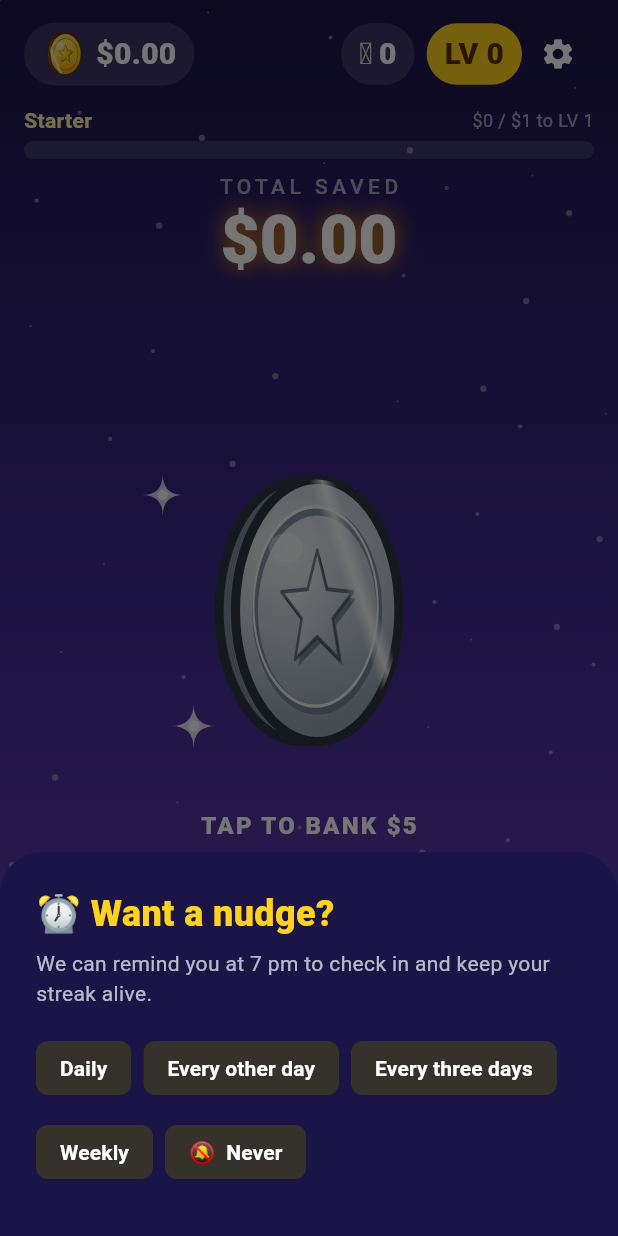
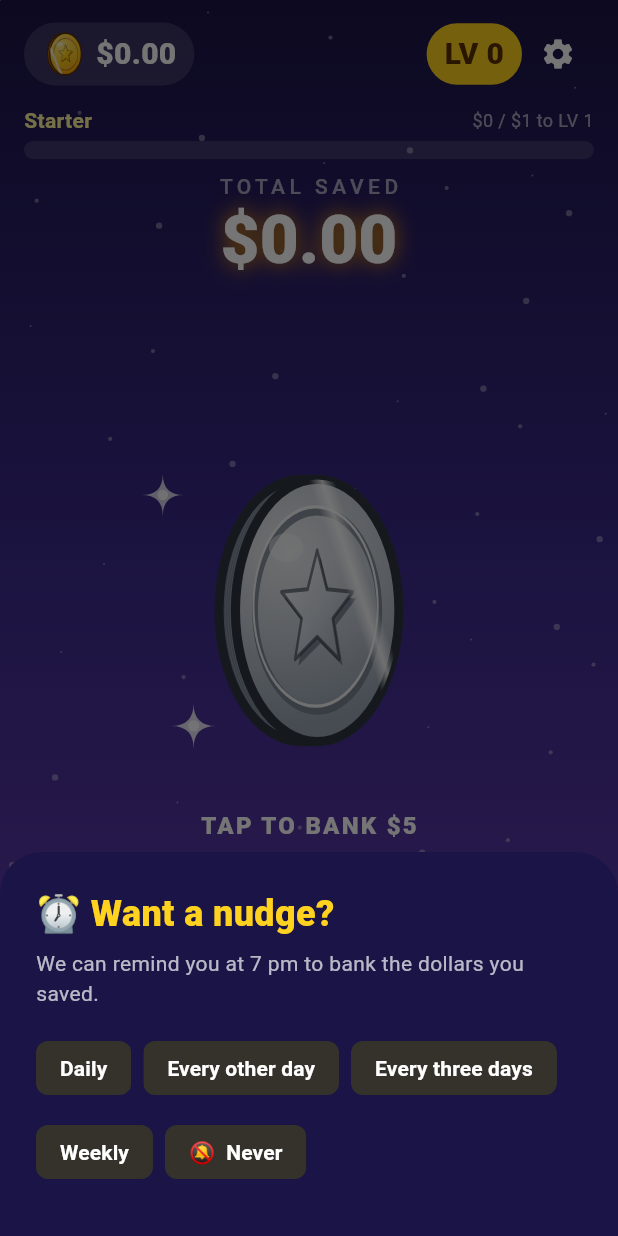
Before and after one commit to wpalace/quit-cash-mobile, a Flutter app: the _Shell screen opened directly with empty values, on a phone screen of 412 x 824 dp. Run offline on Flutter 3.47's test engine with Material 3 defaults, Android fonts, the light colour scheme and no system bars; our stand-ins replace flutter_local_notifications, flutter_timezone, shared_preferences, timezone; accounts and stored records are empty.

Commit message:
feat: remove streaks (flame pill, best streak, streak badges, streak reminder copy)
Streak badges are replaced by dollar milestones ($500 Diamond Hands,
$2,500 High Roller, $5,000 Fortune Maker); Trophies shows Level instead
of Best streak. Self-contained so it can be reverted to restore streaks.

```diff
--- a/lib/data/services/reminder_service.dart
+++ b/lib/data/services/reminder_service.dart
@@ -17,11 +17,7 @@ abstract class ReminderService {
   Future<bool> requestPermission();
 
   /// Replace all queued reminders with a new batch for [frequency].
-  Future<void> schedule(
-    ReminderFrequency frequency, {
-    required int streak,
-    required int dollars,
-  });
+  Future<void> schedule(ReminderFrequency frequency, {required int dollars});
 }
 
 /// Used on web, in tests and on unsupported platforms: stores nothing,
@@ -38,7 +34,6 @@ class NoopReminderService implements ReminderService {
   @override
   Future<void> schedule(
     ReminderFrequency frequency, {
-    required int streak,
     required int dollars,
   }) async {}
 }
@@ -143,7 +138,6 @@ class LocalNotificationReminderService implements ReminderService {
   @override
   Future<void> schedule(
     ReminderFrequency frequency, {
-    required int streak,
     required int dollars,
   }) async {
     try {
@@ -152,7 +146,7 @@ class LocalNotificationReminderService implements ReminderService {
       final times = reminderTimes(DateTime.now(), frequency);
       for (var i = 0; i < times.length; i++) {
         final t = times[i];
-        final copy = reminderCopy(i, streak: streak, dollars: dollars);
+        final copy = reminderCopy(i, dollars: dollars);
         await _plugin.zonedSchedule(
           id: 1000 + i,
           title: copy.title,
--- a/lib/domain/models/progress.dart
+++ b/lib/domain/models/progress.dart
@@ -38,6 +38,13 @@ final List<Achievement> achievements = [
     (p) => p.totalCents >= 1000,
   ),
   Achievement(
+    'twentyfive',
+    'Quarter Stack',
+    'Save \$25 in total',
+    '⭐',
+    (p) => p.totalCents >= 2500,
+  ),
+  Achievement(
     'fifty',
     'Half Century',
     'Save \$50 in total',
@@ -52,6 +59,20 @@ final List<Achievement> achievements = [
     (p) => p.totalCents >= 10000,
   ),
   Achievement(
+    'lvl5',
+    'Level 5',
+    'Reach level 5 (\$200 saved)',
+    '🏆',
+    (p) => p.level >= 5,
+  ),
+  Achievement(
+    'fivehundred',
+    'Diamond Hands',
+    'Save \$500 in total',
+    '💎',
+    (p) => p.totalCents >= 50000,
+  ),
+  Achievement(
     'k',
     'Grand Master',
     'Save \$1,000 in total',
@@ -59,84 +80,28 @@ final List<Achievement> achievements = [
     (p) => p.totalCents >= 100000,
   ),
   Achievement(
-    'streak3',
-    'On Fire',
-    'Keep a 3-day streak',
-    '🔥',
-    (p) => p.bestStreak >= 3,
+    'k2500',
+    'High Roller',
+    'Save \$2,500 in total',
+    '🚀',
+    (p) => p.totalCents >= 250000,
   ),
   Achievement(
-    'streak7',
-    'One Week Strong',
-    'Keep a 7-day streak',
-    '⚡',
-    (p) => p.bestStreak >= 7,
-  ),
-  Achievement(
-    'streak30',
-    'Unstoppable',
-    'Keep a 30-day streak',
-    '🚀',
-    (p) => p.bestStreak >= 30,
-  ),
-  Achievement(
-    'twentyfive',
-    'Quarter Stack',
-    'Save \$25 in total',
-    '⭐',
-    (p) => p.totalCents >= 2500,
-  ),
-  Achievement(
-    'lvl5',
-    'Level 5',
-    'Reach level 5 (\$200 saved)',
-    '🏆',
-    (p) => p.level >= 5,
+    'k5000',
+    'Fortune Maker',
+    'Save \$5,000 in total',
+    '🌟',
+    (p) => p.totalCents >= 500000,
   ),
 ];
 
-DateTime _day(DateTime t) => DateTime(t.year, t.month, t.day);
+class Progress {
+  const Progress._({required this.totalCents});
 
-class Progress {
-  Progress._({
-    required this.totalCents,
-    required this.currentStreak,
-    required this.bestStreak,
-  });
-
-  factory Progress.from(List<SaveEntry> entries, {DateTime? now}) {
-    final today = _day(now ?? DateTime.now());
-    var cents = 0;
-    final days = <DateTime>{};
-    for (final e in entries) {
-      days.add(_day(e.at));
-      cents += e.cents;
-    }
-    final sorted = days.toList()..sort();
-    var best = 0, run = 0;
-    DateTime? prev;
-    for (final d in sorted) {
-      run = (prev != null && d.difference(prev).inHours.round() == 24)
-          ? run + 1
-          : 1;
-      if (run > best) best = run;
-      prev = d;
-    }
-    // Current streak is alive if the last active day is today or yesterday.
-    var current = 0;
-    if (prev != null && today.difference(prev).inHours.round() <= 24) {
-      current = run;
-    }
-    return Progress._(
-      totalCents: cents,
-      currentStreak: current,
-      bestStreak: best,
-    );
-  }
+  factory Progress.from(List<SaveEntry> entries) =>
+      Progress._(totalCents: entries.fold(0, (sum, e) => sum + e.cents));
 
   final int totalCents;
-  final int currentStreak;
-  final int bestStreak;
 
   double get total => totalCents / 100.0;
 
--- a/lib/domain/models/reminder_plan.dart
+++ b/lib/domain/models/reminder_plan.dart
@@ -59,7 +59,7 @@ List<DateTime> reminderTimes(
 typedef ReminderCopy = ({String title, String body});
 
 /// On-brand rotating copy. [i] is the reminder's index in the batch.
-ReminderCopy reminderCopy(int i, {required int streak, required int dollars}) {
+ReminderCopy reminderCopy(int i, {required int dollars}) {
   final lines = <ReminderCopy>[
     dollars > 0
         ? (
@@ -70,15 +70,10 @@ ReminderCopy reminderCopy(int i, {required int streak, required int dollars}) {
             title: '💰 Your first dollar is waiting',
             body: 'Skip one craving today and bank what you saved.',
           ),
-    streak > 0
-        ? (
-            title: '🔥 $streak-day streak on the line!',
-            body: 'Bank a saving today to keep it burning.',
-          )
-        : (
-            title: '🔥 Light a new streak today',
-            body: 'Bank one saving today to start the fire.',
-          ),
+    (
+      title: '🐷 Bank today\'s savings',
+      body: 'Skipped something today? Add those dollars in QuitCash.',
+    ),
     (
       title: '✨ What did you not spend today?',
       body: 'Bank it in QuitCash. Every dollar counts.',
--- a/lib/ui/core/themes/palette.dart
+++ b/lib/ui/core/themes/palette.dart
@@ -8,7 +8,6 @@ abstract final class Palette {
   static const goldDeep = Color(0xFFF29A00);
   static const goldEdge = Color(0xFFB86A00);
   static const outline = Color(0xFF5A2E00);
-  static const flame = Color(0xFFFF6B2C);
   static const mint = Color(0xFF3DDC97);
   static const card = Color(0x22FFFFFF);
 }
--- a/lib/ui/core/view_models/savings_view_model.dart
+++ b/lib/ui/core/view_models/savings_view_model.dart
@@ -73,11 +73,7 @@ class SavingsViewModel extends ChangeNotifier {
     final f = _reminder;
     if (f == null) return;
     final p = progress;
-    await _reminders.schedule(
-      f,
-      streak: p.currentStreak,
-      dollars: p.totalCents ~/ 100,
-    );
+    await _reminders.schedule(f, dollars: p.totalCents ~/ 100);
   }
 
   bool _showFifty = false;
@@ -149,7 +145,7 @@ class SavingsViewModel extends ChangeNotifier {
   bool get isLoading => _loading;
   bool get loadError => _loadError;
   List<SaveEntry> get entries => _entries;
-  Progress get progress => Progress.from(_entries, now: _clock());
+  Progress get progress => Progress.from(_entries);
 
   Future<void> _load() async {
     _entries = _orElse('load history', await _repo.loadAll(), const []);
--- a/lib/ui/core/widgets/reminder_picker.dart
+++ b/lib/ui/core/widgets/reminder_picker.dart
@@ -80,7 +80,7 @@ Future<void> showReminderPrompt(BuildContext context) {
           ),
           const SizedBox(height: 6),
           const Text(
-            'We can remind you at 7 pm to check in and keep your streak alive.',
+            'We can remind you at 7 pm to bank the dollars you saved.',
             style: TextStyle(color: Colors.white70),
           ),
           const SizedBox(height: 16),
--- a/lib/ui/home/home_screen.dart
+++ b/lib/ui/home/home_screen.dart
@@ -308,8 +308,6 @@ class _Hud extends StatelessWidget {
                 ),
               ),
               const SizedBox(width: 8),
-              _StreakPill(streak: progress.currentStreak),
-              const SizedBox(width: 8),
               _Pill(
                 color: Palette.gold,
                 child: Text(
@@ -361,25 +359,6 @@ class _DollarCounter extends StatelessWidget {
             duration: const Duration(milliseconds: 250),
             style: _hudLabel,
           ),
-        ],
-      ),
-    );
-  }
-}
-
-class _StreakPill extends StatelessWidget {
-  const _StreakPill({required this.streak});
-  final int streak;
-
-  @override
-  Widget build(BuildContext context) {
-    return _Pill(
-      key: const Key('streak'),
-      child: Row(
-        children: [
-          Text(streak > 0 ? '🔥' : '🩶', style: const TextStyle(fontSize: 20)),
-          const SizedBox(width: 4),
-          Text('$streak', style: _hudLabel),
         ],
       ),
     );
@@ -453,7 +432,7 @@ class _LevelProgress extends StatelessWidget {
 }
 
 class _Pill extends StatelessWidget {
-  const _Pill({super.key, required this.child, this.color = Palette.card});
+  const _Pill({required this.child, this.color = Palette.card});
   final Widget child;
   final Color color;
 
--- a/lib/ui/settings/settings_screen.dart
+++ b/lib/ui/settings/settings_screen.dart
@@ -70,7 +70,7 @@ class SettingsScreen extends StatelessWidget {
       builder: (c) => AlertDialog(
         title: const Text('Reset everything?'),
         content: const Text(
-          'This deletes your savings history, streaks and badges on this device.',
+          'This deletes your savings history and badges on this device.',
         ),
         actions: [
           TextButton(
--- a/lib/ui/trophies/trophies_screen.dart
+++ b/lib/ui/trophies/trophies_screen.dart
@@ -62,7 +62,7 @@ class _Summary extends StatelessWidget {
         Row(
           children: [
             _Stat('Total', money(p.total)),
-            _Stat('Best streak', '${p.bestStreak} d'),
+            _Stat('Level', '${p.level}'),
             _Stat('Badges', '${unlocked.length}/${achievements.length}'),
           ],
         ),
```
Also changed, not shown: 4 other files.
